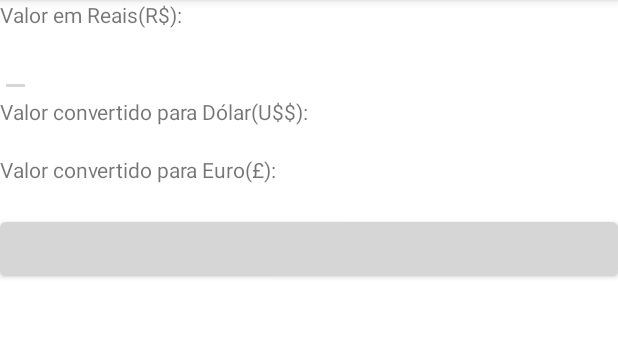
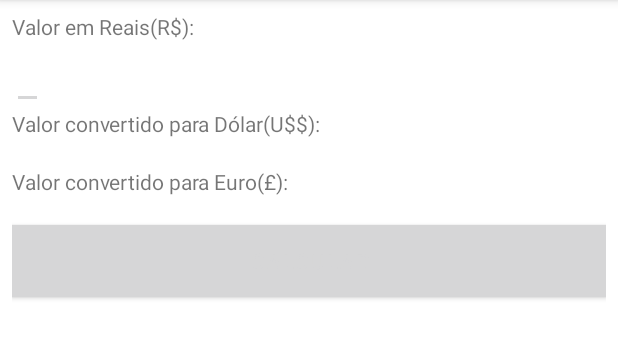
Before and after one commit to arthurmdros/CurrencyConverter, an Android app: the screen it shows after launch (MainActivity), on a phone screen of 412 x 824 dp, the part 84-443 px from its top. Run offline under Robolectric (Android 15) with nearby library versions, the phone set to English and light mode, and no system bars.

Commit message:
Adicionando margin no layout cor no botão

```diff
--- a/app/src/main/res/layout/activity_main.xml
+++ b/app/src/main/res/layout/activity_main.xml
@@ -1,10 +1,10 @@
 <?xml version="1.0" encoding="utf-8"?>
 <LinearLayout xmlns:android="http://schemas.android.com/apk/res/android"
-    xmlns:app="http://schemas.android.com/apk/res-auto"
     xmlns:tools="http://schemas.android.com/tools"
     android:layout_width="match_parent"
     android:layout_height="match_parent"
     android:orientation="vertical"
+    android:layout_margin="8dp"
     tools:context=".MainActivity">
 
     <TextView
@@ -45,6 +45,7 @@
         android:layout_width="match_parent"
         android:layout_height="wrap_content"
         android:onClick="onClick"
+        android:background="@color/colorAccent"
         android:text="@string/calcular" />
 
 </LinearLayout>
```
